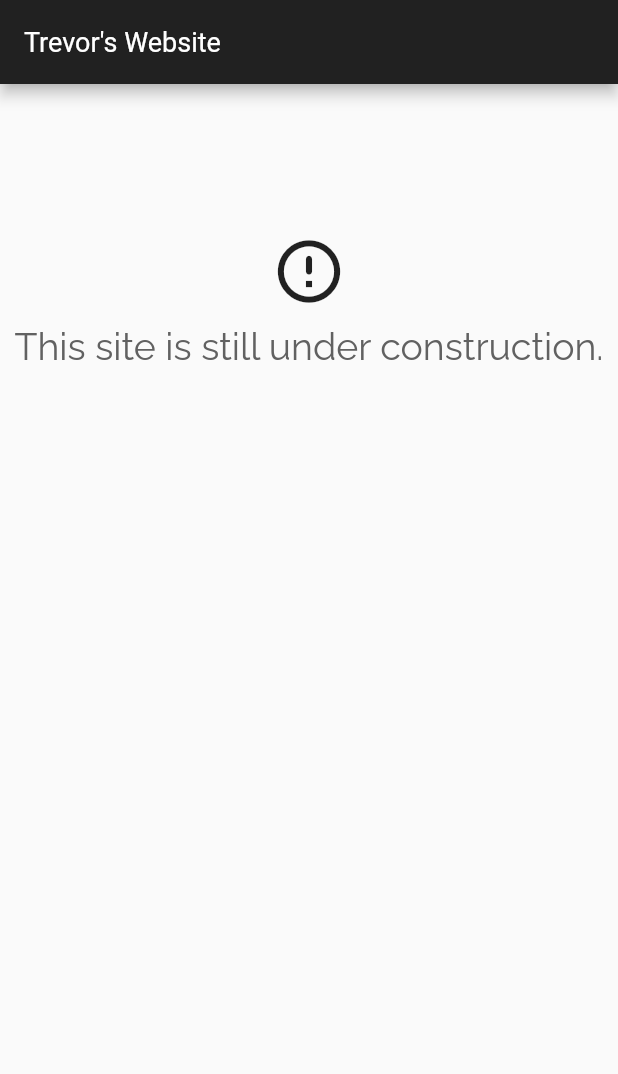
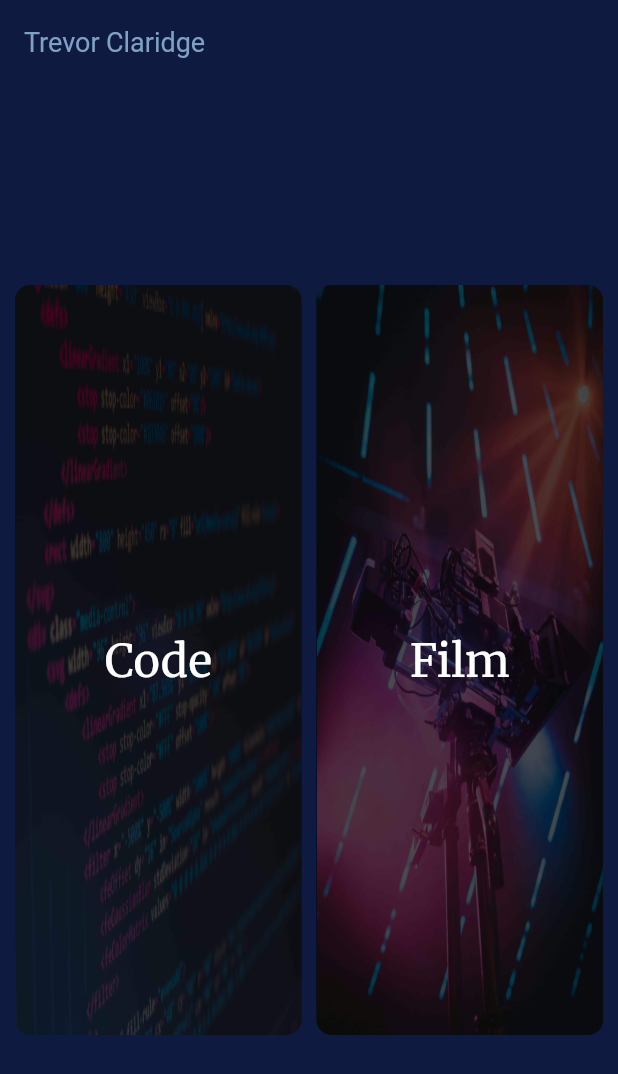
Before and after one commit to trevclaridge/TrevClar-website, a Flutter app: the screen it shows after launch, on a phone screen of 412 x 824 dp. Shown: the top 1074 px of the screen. Run offline on Flutter 3.47's test engine with Material 2 defaults, Android fonts, the phone set to English and light mode, and no system bars; our stand-ins replace google_fonts; missing offline and left inert: universal_html.

Commit message:
add PicureButton

```diff
--- a/lib/main.dart
+++ b/lib/main.dart
@@ -1,8 +1,7 @@
-import 'package:website/model/model.dart';
 import 'package:website/view/view.dart';
 import 'package:flutter/material.dart';
 
-void main() async {
+void main() {
   runApp(
     const MyApp(),
   );
--- a/lib/view/screens/home_page.dart
+++ b/lib/view/screens/home_page.dart
@@ -5,20 +5,33 @@ class MyHomePage extends StatelessWidget {
 
   @override
   Widget build(BuildContext context) {
-    bool isScreenWide = MediaQuery.of(context).size.width >= 770;
+    // bool isScreenWide = MediaQuery.of(context).size.width >= 770;
 
     return Scaffold(
       appBar: AppBar(
-        title: Text('Trevor\'s Website'),
+        title: const Text('Trevor Claridge'),
       ),
       body: Center(
-        child: Column(
-          children: [
-            const SizedBox(height: 100.0),
-            const Icon(Icons.error_outline_rounded, size: 50.0),
-            const SizedBox(height: 10.0),
-            Text('This site is still under construction.',
-                style: Theme.of(context).textTheme.headline2)
+        child: Row(
+          children: const [
+            SizedBox(width: 10.0),
+            Expanded(
+              child: PictureButton(
+                imagePath: 'assets/images/code-min_v2.jpg',
+                buttonTitle: 'Code',
+                buttonURL: 'https://github.com/trevclaridge',
+              ),
+            ),
+            SizedBox(width: 10.0),
+            Expanded(
+              child: PictureButton(
+                imagePath: 'assets/images/film-min.jpg',
+                buttonTitle: 'Film',
+                buttonURL:
+                    'https://www.youtube.com/channel/UCAyRIK-99qBiMe2dJQrZNJg',
+              ),
+            ),
+            SizedBox(width: 10.0),
           ],
         ),
       ),
--- a/lib/view/theme/theme.dart
+++ b/lib/view/theme/theme.dart
@@ -3,34 +3,12 @@ part of view;
 class CustomTheme {
   static ThemeData get defaultTheme {
     return ThemeData(
-      textTheme: TextTheme(
-          headline1: TextStyle(
-              fontSize: 40.0,
-              fontFamily: GoogleFonts.raleway().fontFamily,
-              color: Colors.grey.shade800),
-          headline2: TextStyle(
-              fontSize: 25.0,
-              fontFamily: GoogleFonts.raleway().fontFamily,
-              color: Colors.grey.shade700),
-          headline3: TextStyle(
-              fontSize: 22.0,
-              fontFamily: GoogleFonts.raleway().fontFamily,
-              color: Colors.white,
-              fontWeight: FontWeight.bold),
-          subtitle1: TextStyle(
-              fontSize: 15.0,
-              fontFamily: GoogleFonts.raleway().fontFamily,
-              color: Colors.grey.shade700),
-          bodyText1: TextStyle(
-              fontSize: 14.0,
-              height: 1.4,
-              fontFamily: GoogleFonts.raleway().fontFamily,
-              color: Colors.grey.shade800)),
-      primarySwatch: Colors.grey,
-      appBarTheme: AppBarTheme(
-        backgroundColor: Colors.grey.shade900,
-        titleTextStyle: const TextStyle(color: Colors.white, fontSize: 18),
-        iconTheme: const IconThemeData(color: Colors.white),
+      scaffoldBackgroundColor: Palette.background,
+      appBarTheme: const AppBarTheme(
+        elevation: 0.0,
+        backgroundColor: Palette.background,
+        titleTextStyle: TextStyle(color: Palette.text, fontSize: 18),
+        iconTheme: IconThemeData(color: Palette.accent),
       ),
     );
   }
--- a/lib/view/view.dart
+++ b/lib/view/view.dart
@@ -1,9 +1,10 @@
 library view;
 
-import 'package:website/model/model.dart';
 import 'package:flutter/material.dart';
 import 'package:google_fonts/google_fonts.dart';
+import 'package:universal_html/js.dart' as js;
 
 part 'theme/theme.dart';
 part 'theme/pallete.dart';
 part 'screens/home_page.dart';
+part 'widgets/picture_button.dart';
--- /dev/null
+++ b/lib/view/widgets/picture_button.dart
@@ -0,0 +1,58 @@
+part of view;
+
+class PictureButton extends StatelessWidget {
+  final String imagePath;
+  final String buttonTitle;
+  final String buttonURL;
+
+  const PictureButton({
+    Key? key,
+    required this.imagePath,
+    required this.buttonTitle,
+    required this.buttonURL,
+  }) : super(key: key);
+
+  @override
+  Widget build(BuildContext context) {
+    return Stack(
+      alignment: AlignmentDirectional.center,
+      children: [
+        Container(
+          height: 500.0,
+          width: 450.0,
+          decoration: BoxDecoration(
+            borderRadius: BorderRadius.circular(10.0),
+            gradient: const RadialGradient(
+                colors: [Colors.black54, Colors.black87], radius: 0.2),
+          ),
+        ),
+        InkWell(
+          borderRadius: BorderRadius.circular(10.0),
+          onTap: () {
+            js.context.callMethod('open', [buttonURL]);
+          },
+          child: Container(
+            height: 500.0,
+            width: 450.0,
+            decoration: BoxDecoration(
+              borderRadius: BorderRadius.circular(10.0),
+              image: DecorationImage(
+                image: AssetImage(imagePath),
+                fit: BoxFit.fill,
+                colorFilter: ColorFilter.mode(
+                    Colors.black.withOpacity(0.3), BlendMode.dstATop),
+              ),
+            ),
+          ),
+        ),
+        Text(
+          buttonTitle,
+          style: TextStyle(
+              color: Palette.white,
+              fontSize: 30.0,
+              fontFamily: GoogleFonts.merriweather().fontFamily),
+        ),
+      ],
+    );
+  }
+}
```
Also changed, not shown: pubspec.yaml (+7 -4 lines), assets/images/code-min.jpg (added), assets/images/code-min_v2.jpg (added), assets/images/code.jpg (added), assets/images/film-min.jpg (added), assets/images/film.jpg (added), pubspec.lock, 1 other file.
